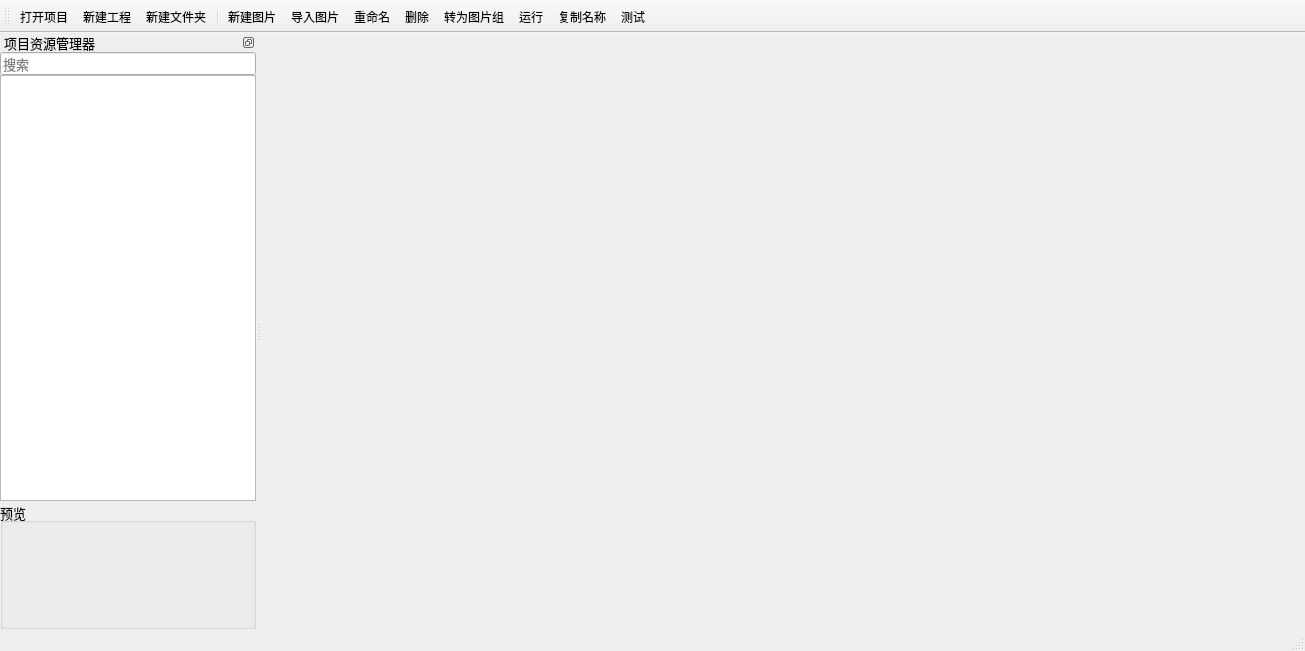
This is BmpManager/mainwindow.ui in luckyPtr/BitmapStudio as Qt 5 draws it before an edit. The edited form follows.
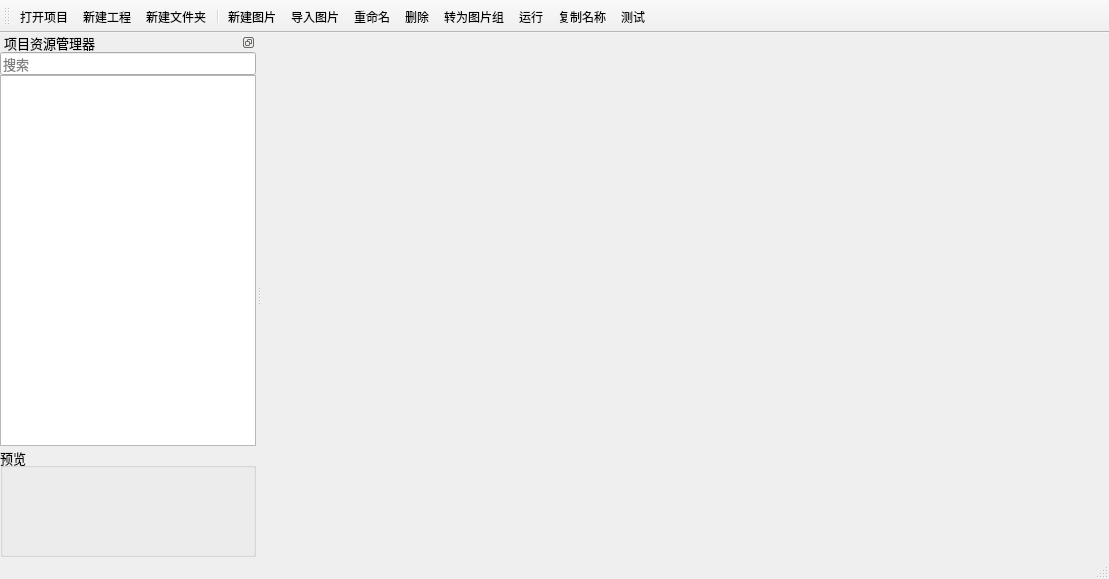
This is the edited form. Icons and pictures are not drawn. Custom widgets are drawn as their Qt base class.

```diff
--- a/BmpManager/mainwindow.ui
+++ b/BmpManager/mainwindow.ui
@@ -6,8 +6,8 @@
    <rect>
     <x>0</x>
     <y>0</y>
-    <width>1305</width>
-    <height>651</height>
+    <width>1109</width>
+    <height>579</height>
    </rect>
   </property>
   <property name="acceptDrops">
```
Left out of the diff: 2 changed lines with no effect on the pictures.
